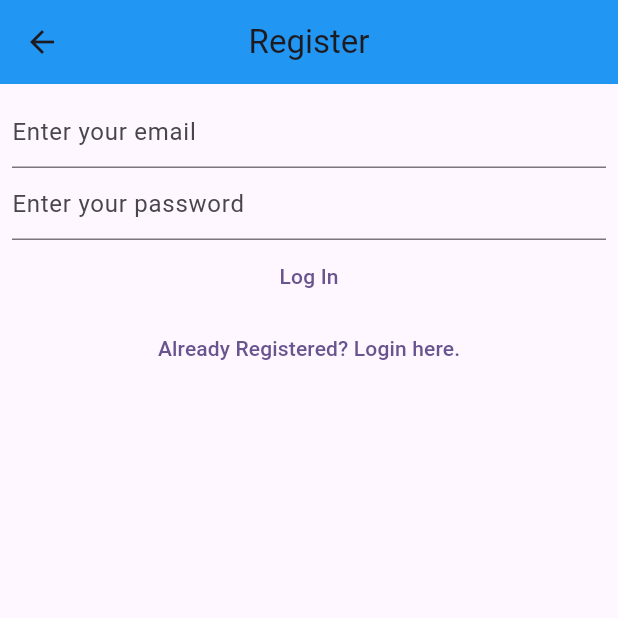
After one commit to Marach8/FlutterStateManagementPracticeProject_Bloc, a Flutter app: the RegisterView screen opened directly, on a phone screen of 412 x 824 dp, the top half of it. The commit adds this screen. Run offline on Flutter 3.47's test engine with Material 3 defaults, Android fonts, the phone set to English and light mode, and no system bars; our stand-ins replace bloc, firebase_auth, firebase_core, firebase_storage, flutter_bloc, flutter_hooks and 1 more; accounts and stored records are empty; network calls fail.

Commit message:
Started arranging the views

```diff
--- a/bloc_practice_course/lib/bloc_example4/extensions.dart
+++ b/bloc_practice_course/lib/bloc_example4/extensions.dart
@@ -1,6 +1,7 @@
 import 'package:bloc_practice_course/bloc_example4/bloc/app_state.dart';
 import 'package:firebase_auth/firebase_auth.dart';
 import 'package:firebase_storage/firebase_storage.dart';
+import 'package:flutter/foundation.dart';
 
 extension GetUser on AppState4{
   User? get user {
@@ -15,3 +16,5 @@ extension GetImages on AppState4{
     if (cls is AppStateLoggedIn){return cls.images;} else {return null;}
   }
 }
+
+extension IfDebugging on String{String? get ifDebugging => kDebugMode ? this : null;}
--- /dev/null
+++ b/bloc_practice_course/lib/bloc_example4/views/register_view.dart
@@ -0,0 +1,54 @@
+import 'package:bloc_practice_course/bloc_example4/bloc/app_bloc.dart';
+import 'package:bloc_practice_course/bloc_example4/bloc/app_events.dart';
+import 'package:bloc_practice_course/bloc_example4/extensions.dart';
+import 'package:flutter/material.dart';
+import 'package:flutter_bloc/flutter_bloc.dart';
+import 'package:flutter_hooks/flutter_hooks.dart';
+
+class RegisterView extends HookWidget {
+  const RegisterView({super.key});
+
+  @override
+  Widget build(BuildContext context) {
+    final emailController = useTextEditingController(text: 'emma@gmail.com'.ifDebugging);
+    final passwordController = useTextEditingController(text: 'emmanuel'.ifDebugging);
+    return Scaffold(
+      appBar: AppBar(title: const Text('Register'), centerTitle: true),
+      body: Padding(
+        padding: const EdgeInsets.all(8.0),
+        child: Column(
+          children: [
+            TextField(
+              controller: emailController,
+              decoration: const InputDecoration(hintText: 'Enter your email'),
+              keyboardType: TextInputType.emailAddress, autocorrect: false,
+              keyboardAppearance: Brightness.dark,
+            ),
+            TextField(
+              controller: passwordController,
+              decoration: const InputDecoration(hintText: 'Enter your password'),
+              obscureText: true, obscuringCharacter: '+', autocorrect: false,
+              keyboardAppearance: Brightness.dark,
+            ),
+            TextButton(
+              onPressed: (){
+                emailController.clear(); passwordController.clear();
+                context.read<AppBloc4>().add(RegisterUserAppEvent(
+                  email: emailController.text, password: passwordController.text
+                ));
+              },
+              child: const Text('Log In')
+            ),
+            TextButton(
+              onPressed: (){
+                emailController.clear(); passwordController.clear();
+                context.read<AppBloc4>().add(const GoToLoginViewAppEvent());
+              },
+              child: const Text('Already Registered? Login here.')
+            )
+          ]
+        ),
+      )
+    );
+  }
+}
```
Also changed, not shown: bloc_practice_course/lib/bloc_example4/dialogs/dialogs.dart (added, +26 -0 lines), bloc_practice_course/lib/bloc_example4/views/login_view.dart (added, +54 -0 lines), bloc_practice_course/lib/bloc_example4/views/main_view.dart (added, +10 -0 lines), bloc_practice_course/lib/bloc_example4/views/pop_up_view.dart (added, +37 -0 lines).
